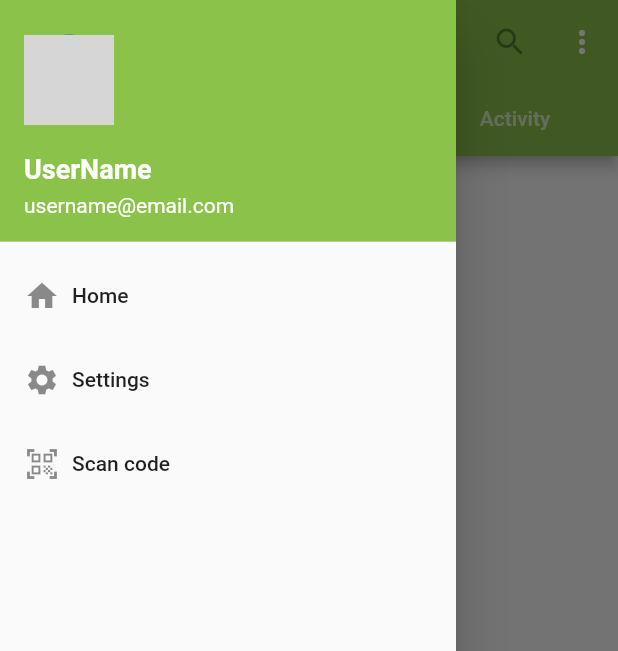
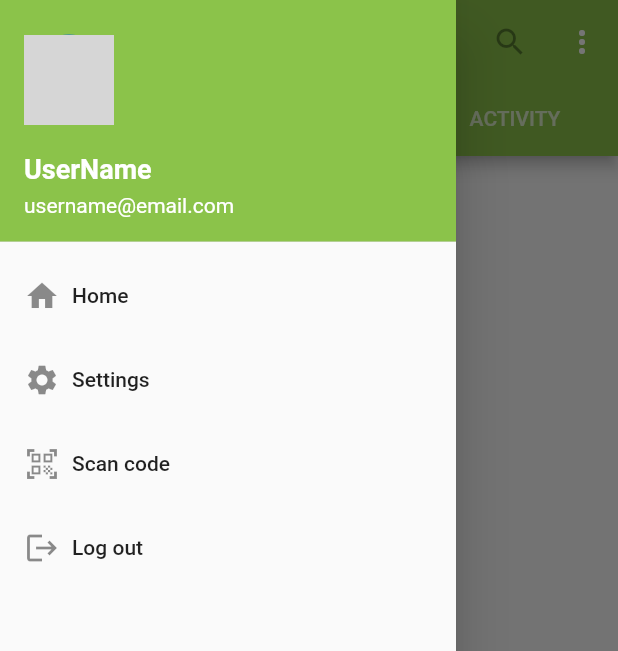
Before and after one commit to huiyineo/Splitwise, a Flutter app: the screen it shows after launch, with the side drawer open, on a phone screen of 412 x 824 dp. Shown: the top 651 px of the screen. Run offline on Flutter 3.47's test engine with Material 2 defaults, Android fonts, the phone set to English and light mode, and no system bars; network calls fail; grey boxes are pictures that could not be loaded.

Commit message:
Separate to components

```diff
--- /dev/null
+++ b/lib/Components/Activity.dart
@@ -0,0 +1,11 @@
+import 'package:flutter/material.dart';
+
+class Activity extends StatelessWidget {
+
+
+  @override
+  Widget build(BuildContext context) {
+    return Container(
+        child: Text('This is Activity page'));
+  }
+}
--- /dev/null
+++ b/lib/Components/Friends.dart
@@ -0,0 +1,11 @@
+import 'package:flutter/material.dart';
+
+class Friends extends StatelessWidget {
+
+
+  @override
+  Widget build(BuildContext context) {
+    return Container(
+        child: Text('This is Friends page'));
+  }
+}
--- /dev/null
+++ b/lib/Components/Groups.dart
@@ -0,0 +1,11 @@
+import 'package:flutter/material.dart';
+
+class Groups extends StatelessWidget {
+
+
+  @override
+  Widget build(BuildContext context) {
+    return Container(
+        child: Text('This is Groups page'));
+  }
+}
--- /dev/null
+++ b/lib/Components/MainTabBar.dart
@@ -0,0 +1,16 @@
+import 'package:flutter/material.dart';
+
+class MainTabBar extends TabBar {
+  MainTabBar()
+      : super(tabs: [
+          Tab(
+            text: 'FRIENDS',
+          ),
+          Tab(
+            text: 'GROUPS',
+          ),
+          Tab(
+            text: 'ACTIVITY',
+          ),
+        ]);
+}
--- /dev/null
+++ b/lib/Components/MainTabBarView.dart
@@ -0,0 +1,13 @@
+import 'package:flutter/material.dart';
+import './Friends.dart';
+import './Groups.dart';
+import './Activity.dart';
+
+class MainTabBarView extends TabBarView {
+  MainTabBarView()
+      : super(children: [
+          Friends(),
+          Groups(),
+          Activity(),
+        ]);
+}
--- /dev/null
+++ b/lib/Components/Sidebar.dart
@@ -0,0 +1,95 @@
+import 'package:flutter/material.dart';
+
+class Sidebar extends StatelessWidget {
+  Widget _createDrawerItem(
+      {IconData icon, String text, GestureTapCallback onTap}) {
+    return ListTile(
+      title: Row(
+        children: <Widget>[
+          Icon(icon),
+          Padding(
+            padding: EdgeInsets.only(left: 8.0),
+            child: Text(text),
+          )
+        ],
+      ),
+    );
+  }
+
+  @override
+  Widget build(BuildContext context) {
+    return Drawer(
+      child: ListView(
+        children: <Widget>[
+          DrawerHeader(
+              decoration: BoxDecoration(color: Colors.lightGreen),
+              child: Stack(
+                children: <Widget>[
+                  Positioned(
+                    bottom: 30.0,
+                    child: Text(
+                      "UserName",
+                      style: TextStyle(
+                          color: Colors.white,
+                          fontSize: 18.0,
+                          fontWeight: FontWeight.bold),
+                    ),
+                  ),
+                  Positioned(
+                    bottom: 8.0,
+                    child: Text(
+                      "username@email.com",
+                      style: TextStyle(
+                          color: Colors.white,
+                          fontSize: 14.0,
+                          fontWeight: FontWeight.normal),
+                    ),
+                  ),
+                  Positioned(
+                    bottom: 70.0,
+                    child: CircleAvatar(
+                      radius: 30,
+                      child: ClipOval(
+                        child: new SizedBox(
+                          width: 100.0,
+                          height: 100.0,
+                          child: new Image.network(
+                            'https://caseyboz10331.files.wordpress.com/2014/05/20140510-195426.jpg',
+                            fit: BoxFit.fill,
+                          ),
+                        ),
+                      ),
+                    ),
+                  ),
+                ],
+              )),
+          /*Row(
+                  children: <Widget>[
+                    Text('Try Pro!'),
+                  ],
+                ),
+                Divider(
+                  color: Colors.grey,
+                  thickness: 0.5,
+                ),*/
+          _createDrawerItem(
+            icon: Icons.home,
+            text: 'Home',
+          ),
+          _createDrawerItem(
+            icon: Icons.settings,
+            text: 'Settings',
+          ),
+          _createDrawerItem(
+            icon: Icons.qr_code_scanner,
+            text: 'Scan code',
+          ),
+          _createDrawerItem(
+            icon: Icons.logout,
+            text: 'Log out',
+          )
+        ],
+      ),
+    );
+  }
+}
--- a/lib/main.dart
+++ b/lib/main.dart
@@ -1,4 +1,7 @@
 import 'package:flutter/material.dart';
+import 'package:flutter_splitwise/Components/MainTabBarView.dart';
+import './Components/Sidebar.dart';
+import 'Components/MainTabBar.dart';
 
 void main() {
   runApp(MyApp());
@@ -21,115 +24,24 @@ class MyApp extends StatelessWidget {
               PopupMenuButton(
                   itemBuilder: (context) => [
                         PopupMenuItem(
-                          child: Text('Add Friend'),
+                          child: Text('Add friends on Splitwise'),
                         ),
                         PopupMenuItem(
                           child: Text('Create a group'),
                         ),
                       ]),
             ],
-            bottom: TabBar(tabs: [
-              Tab(
-                text: 'Friends',
-              ),
-              Tab(
-                text: 'Groups',
-              ),
-              Tab(
-                text: 'Activity',
-              ),
-            ]),
+            bottom: MainTabBar(),
           ),
           floatingActionButton: FloatingActionButton(
             child: Icon(Icons.add),
             backgroundColor: Colors.lightGreen,
+            onPressed: () {},
           ),
-          drawer: Drawer(
-            child: ListView(
-              children: <Widget>[
-                DrawerHeader(
-                    decoration: BoxDecoration(color: Colors.lightGreen),
-                    child: Stack(
-                      children: <Widget>[
-                        Positioned(
-                          bottom: 30.0,
-                          child: Text(
-                            "UserName",
-                            style: TextStyle(
-                                color: Colors.white,
-                                fontSize: 18.0,
-                                fontWeight: FontWeight.bold),
-                          ),
-                        ),
-                        Positioned(
-                          bottom: 8.0,
-                          child: Text(
-                            "username@email.com",
-                            style: TextStyle(
-                                color: Colors.white,
-                                fontSize: 14.0,
-                                fontWeight: FontWeight.normal),
-                          ),
-                        ),
-                        Positioned(
-                          bottom: 70.0,
-                          child: CircleAvatar(
-                            radius: 30,
-                            child: ClipOval(
-                              child: new SizedBox(
-                                width: 100.0,
-                                height: 100.0,
-                                child: new Image.network(
-                                  'https://caseyboz10331.files.wordpress.com/2014/05/20140510-195426.jpg',
-                                  fit: BoxFit.fill,
-                                ),
-                              ),
-                            ),
-                          ),
-                        ),
-                      ],
-                    )),
-                /*Row(
-                  children: <Widget>[
-                    Text('Try Pro!'),
-                  ],
-                ),
-                Divider(
-                  color: Colors.grey,
-                  thickness: 0.5,
-                ),*/
-                _createDrawerItem(
-                  icon: Icons.home,
-                  text: 'Home',
-                ),
-                _createDrawerItem(
-                  icon: Icons.settings,
-                  text: 'Settings',
-                ),
-                _createDrawerItem(
-                  icon: Icons.qr_code_scanner,
-                  text: 'Scan code',
-                )
-              ],
-            ),
-          ),
+          drawer: Sidebar(),
+          body: MainTabBarView(),
         ),
       ),
     );
   }
-
-  Widget _createDrawerItem(
-      {IconData icon, String text, GestureTapCallback onTap}) {
-    return ListTile(
-      title: Row(
-        children: <Widget>[
-          Icon(icon),
-          Padding(
-            padding: EdgeInsets.only(left: 8.0),
-            child: Text(text),
-          )
-        ],
-      ),
-    );
-  }
 }
```
Also changed, not shown: pubspec.lock, 2 other files.
